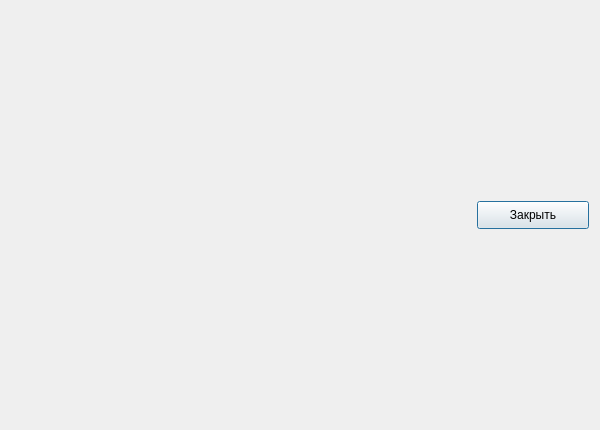
Lpshkn/shop_database, file desktop/resources/ui/get_logs_dialog.ui: the form before one commit.
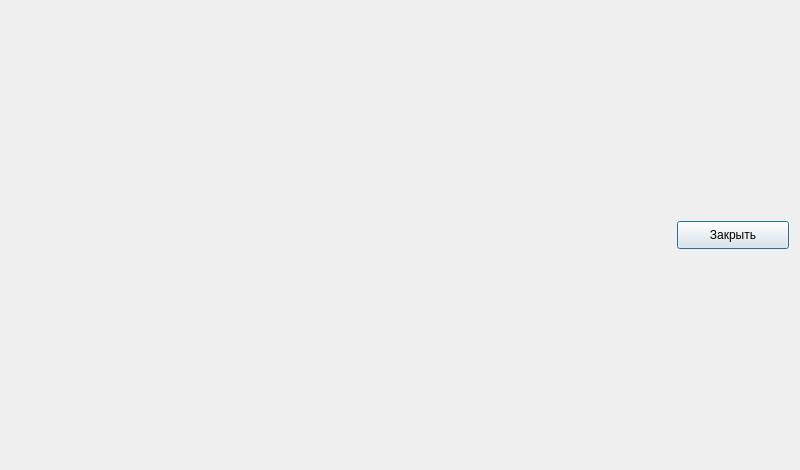
The form after the commit.

Commit message: Add calling the getting logs dialog in the central widget and update the size of dialog

```diff
--- a/desktop/resources/ui/get_logs_dialog.ui
+++ b/desktop/resources/ui/get_logs_dialog.ui
@@ -12,8 +12,8 @@
    <rect>
     <x>0</x>
     <y>0</y>
-    <width>600</width>
-    <height>430</height>
+    <width>800</width>
+    <height>470</height>
    </rect>
   </property>
   <property name="minimumSize">
```
The commit also changes 1 other file.
